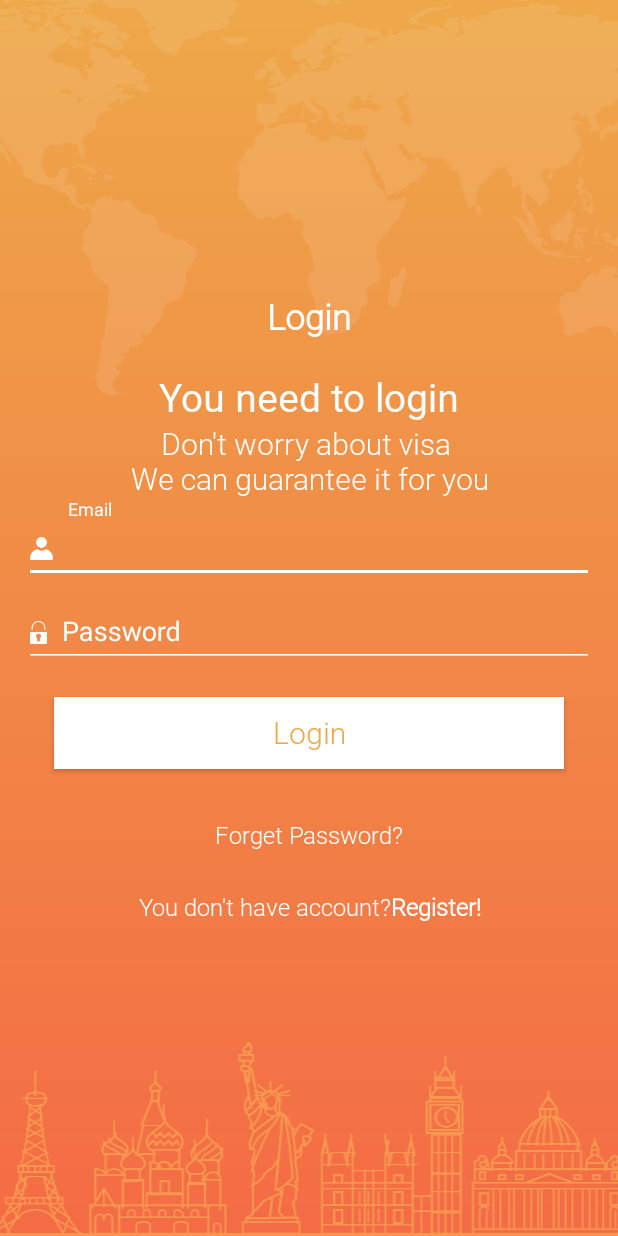
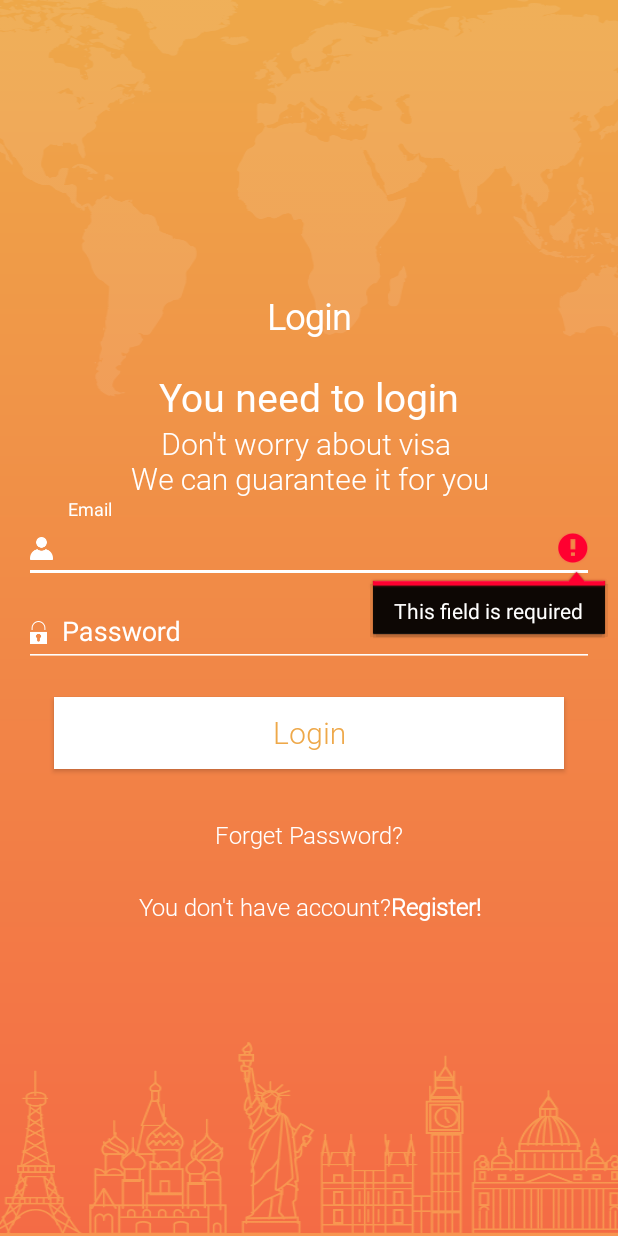
Before and after one commit to emad3020/ProCabTask, an Android app: the LoginActivity screen opened directly, with no data from a screen before it, after a tap on "Login", on a phone screen of 412 x 824 dp. Run offline under Robolectric (Android 15) with nearby library versions, the phone set to English and light mode, and no system bars.

```diff
--- a/app/src/main/res/values/strings.xml
+++ b/app/src/main/res/values/strings.xml
@@ -39,7 +39,9 @@
     <string name="grant_btn_text">Grant</string>
     <string name="storage_permission_title">Need Storage Permission</string>
     <string name="storage_permission_mesg">In order to get files and Photos from your device This app need Storage Permission.</string>
-
+    <string name="invalid_empty_input_error">This field is required</string>
+    <string name="invalid_bad_email">This doesn\'t refer to any email address</string>
+    <string name="invalid_weak_password">Password must be more than 6 character length</string>
 
     <!-- Random data for Marital status Spinner -->
     <string-array name="marital_status">
```
